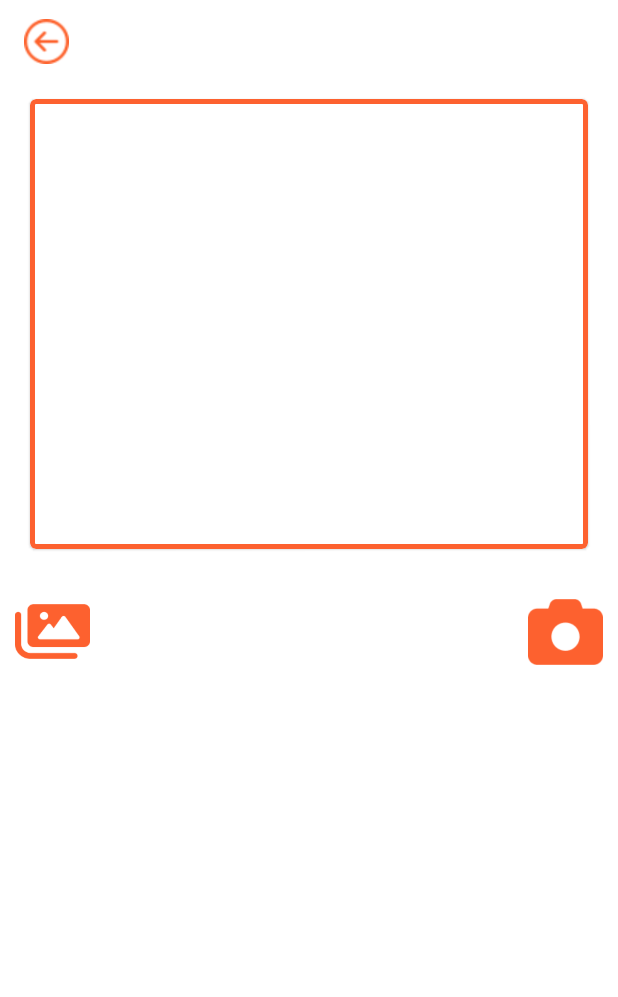
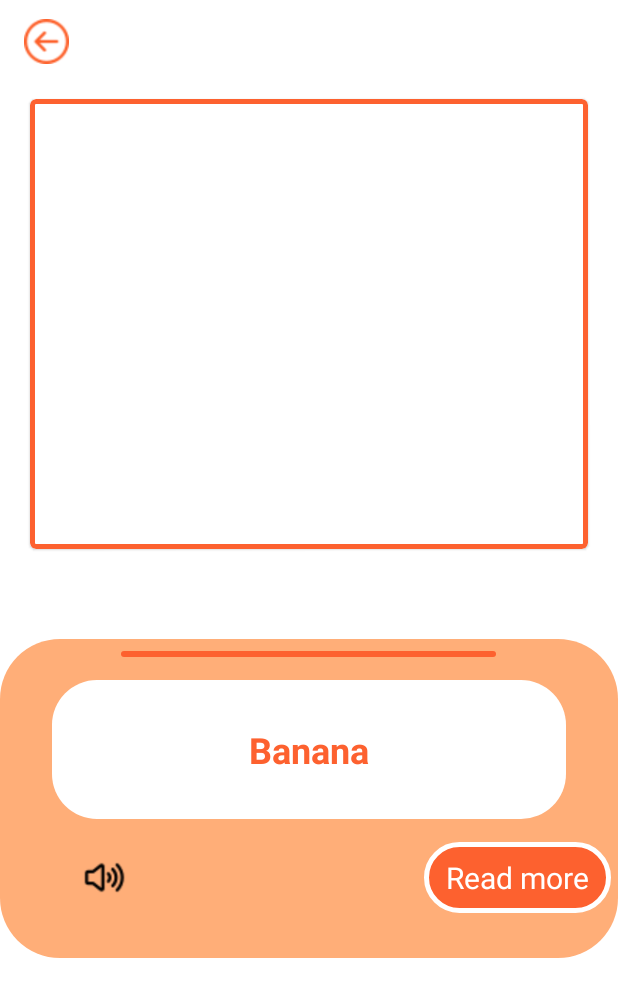
Before and after one commit to v-magiri/FindFruit, an Android app: the Image_Analysis screen opened directly, with no data from a screen before it, on a phone screen of 412 x 824 dp. Shown: the top 997 px of the screen. Run offline under Robolectric (Android 15) with nearby library versions, the phone set to English and light mode, and no system bars; 1 statement that could not run was skipped.

Commit message:
Add Bottom Sheet

```diff
--- a/app/src/main/java/com/magiri/FindFruit/Image_Analysis.java
+++ b/app/src/main/java/com/magiri/FindFruit/Image_Analysis.java
@@ -30,7 +30,7 @@ public class Image_Analysis extends AppCompatActivity {
     private static final int CAMERA_REQUEST = 24;
     private static final int Image_Pick_Code=101;
     Uri filePath;
-    private ImageView galleryImageView, cameraImageView;
+    private ImageView galleryImageView, cameraImageView,backImageView;
     @Override
     protected void onCreate(Bundle savedInstanceState) {
         super.onCreate(savedInstanceState);
@@ -38,6 +38,13 @@ public class Image_Analysis extends AppCompatActivity {
         FruitImageView=findViewById(R.id.ImageTakenImg);
         galleryImageView=findViewById(R.id.galleryImageView);
         cameraImageView=findViewById(R.id.cameraImageView);
+        backImageView=findViewById(R.id.backBtn );
+        backImageView.setOnClickListener(new View.OnClickListener() {
+            @Override
+            public void onClick(View v) {
+                finish();
+            }
+        });
         getData();
         galleryImageView.setOnClickListener(new View.OnClickListener() {
             @Override
--- /dev/null
+++ b/app/src/main/res/drawable/bottom_sheet_bg.xml
@@ -0,0 +1,11 @@
+<?xml version="1.0" encoding="utf-8"?>
+<shape xmlns:android="http://schemas.android.com/apk/res/android">
+    <solid android:color="@color/pale_orange"/>
+    <corners
+        android:radius="40dp"/>
+    <padding
+        android:left="5dp"
+        android:right="5dp"
+        android:top="0dp"
+        android:bottom="30dp"/>
+</shape>
--- /dev/null
+++ b/app/src/main/res/drawable/readmore_bg.xml
@@ -0,0 +1,15 @@
+<?xml version="1.0" encoding="utf-8"?>
+<shape xmlns:android="http://schemas.android.com/apk/res/android">
+        <stroke
+            android:color="@color/white"
+            android:width="3dp"/>
+        <corners
+            android:radius="30dp"/>
+        <solid
+            android:color="@color/orange"/>
+        <padding
+            android:top="10dp"
+            android:right="15dp"
+            android:bottom="10dp"
+            android:left="15dp"/>
+</shape>
--- /dev/null
+++ b/app/src/main/res/drawable/result_bg.xml
@@ -0,0 +1,12 @@
+<?xml version="1.0" encoding="utf-8"?>
+<shape xmlns:android="http://schemas.android.com/apk/res/android">
+        <solid
+            android:color="@color/white"/>
+        <corners
+            android:radius="30dp"/>
+        <padding
+            android:top="30dp"
+            android:bottom="30dp"
+            android:left="100dp"
+            android:right="100dp"/>
+</shape>
--- /dev/null
+++ b/app/src/main/res/drawable/slider_bg.xml
@@ -0,0 +1,7 @@
+<?xml version="1.0" encoding="utf-8"?>
+<shape xmlns:android="http://schemas.android.com/apk/res/android">
+        <solid
+            android:color="@color/orange"/>
+        <corners
+            android:radius="50dp"/>
+</shape>
--- a/app/src/main/res/layout/activity_image_analysis.xml
+++ b/app/src/main/res/layout/activity_image_analysis.xml
@@ -29,9 +29,19 @@
                 android:id="@+id/ImageTakenImg"/>
         </com.google.android.material.card.MaterialCardView>
     </LinearLayout>
+    <Button
+        android:layout_width="match_parent"
+        android:layout_height="wrap_content"
+        android:layout_marginHorizontal="50dp"
+        android:layout_marginVertical="50dp"
+        android:visibility="gone"
+        android:text="Select Photo"
+        android:layout_below="@+id/FruitImg"
+        android:background="@drawable/dashboard_button"/>
     <RelativeLayout
         android:layout_width="match_parent"
         android:layout_height="wrap_content"
+        android:visibility="gone"
         android:layout_marginTop="20dp"
         android:layout_below="@+id/FruitImg">
         <ImageView
@@ -51,5 +61,11 @@
             android:scaleType="centerInside"
             android:id="@+id/cameraImageView"/>
     </RelativeLayout>
+    <include
+        layout="@layout/bottomsheet_dialog"
+        android:layout_width="match_parent"
+        android:layout_height="wrap_content"
+        android:layout_marginTop="50dp"
+        android:layout_below="@+id/FruitImg"/>
 
 </RelativeLayout>
--- /dev/null
+++ b/app/src/main/res/layout/bottomsheet_dialog.xml
@@ -0,0 +1,48 @@
+<?xml version="1.0" encoding="utf-8"?>
+<RelativeLayout xmlns:android="http://schemas.android.com/apk/res/android"
+    android:layout_width="match_parent"
+    android:background="@drawable/bottom_sheet_bg"
+    android:layout_height="wrap_content">
+    <View
+        android:layout_width="250dp"
+        android:layout_height="4dp"
+        android:id="@+id/bottomSheet_slider"
+        android:background="@drawable/slider_bg"
+        android:layout_centerHorizontal="true"
+        android:layout_marginTop="8dp"/>
+    <TextView
+        android:layout_width="match_parent"
+        android:layout_height="wrap_content"
+        android:text="Banana"
+        android:id="@+id/result"
+        android:textSize="24sp"
+        android:layout_marginVertical="15dp"
+        android:textColor="@color/orange"
+        android:textStyle="bold"
+        android:layout_marginHorizontal="30dp"
+        android:textAlignment="center"
+        android:layout_below="@+id/bottomSheet_slider"
+        android:background="@drawable/result_bg"/>
+    <RelativeLayout
+        android:layout_width="match_parent"
+        android:layout_below="@+id/result"
+        android:layout_height="wrap_content">
+        <TextView
+            android:layout_width="wrap_content"
+            android:layout_height="wrap_content"
+            android:text="Read more"
+            android:textColor="@color/white"
+            android:layout_centerVertical="true"
+            android:textSize="20sp"
+            android:background="@drawable/readmore_bg"
+            android:layout_alignParentEnd="true"/>
+        <ImageView
+            android:layout_width="30dp"
+            android:layout_height="30dp"
+            android:src="@drawable/ic_speaker"
+            android:layout_centerVertical="true"
+            android:layout_marginLeft="50dp"
+            android:layout_alignParentStart="true"/>
+    </RelativeLayout>
+
+</RelativeLayout>
--- a/app/src/main/res/values/colors.xml
+++ b/app/src/main/res/values/colors.xml
@@ -8,4 +8,5 @@
     <color name="black">#FF000000</color>
     <color name="white">#FFFFFFFF</color>
     <color name="orange">#FD612F</color>
+    <color name="pale_orange">#ffae78</color>
 </resources>
```
Also changed, not shown: app/src/main/res/drawable/ic_speaker.png (added).
